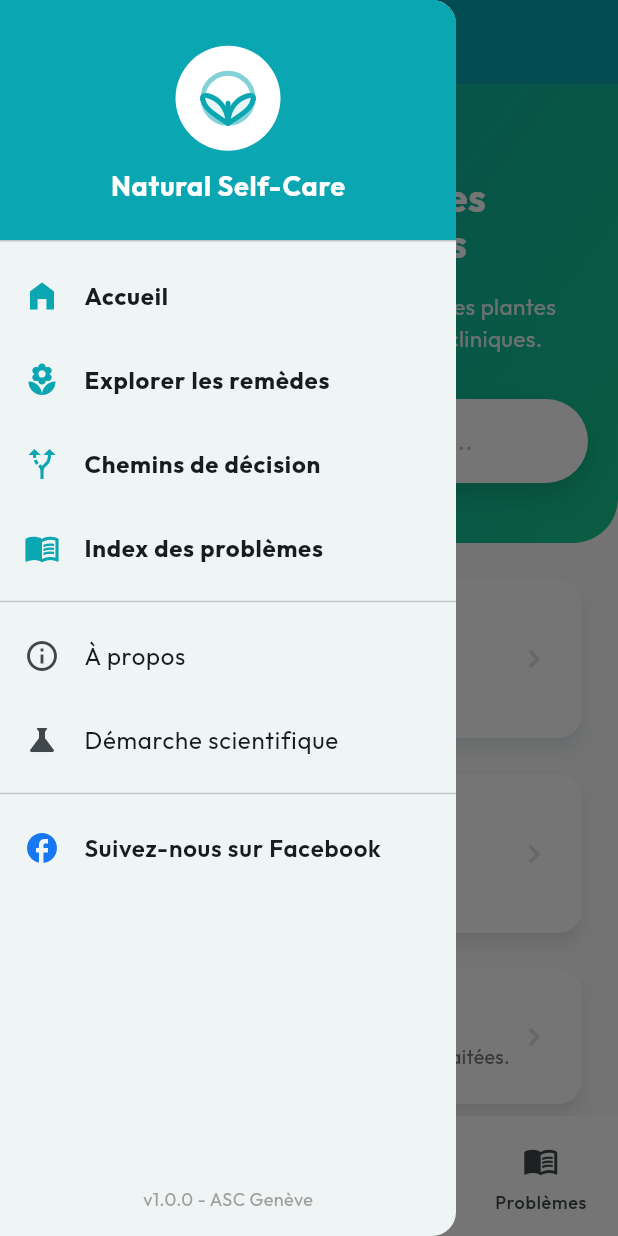
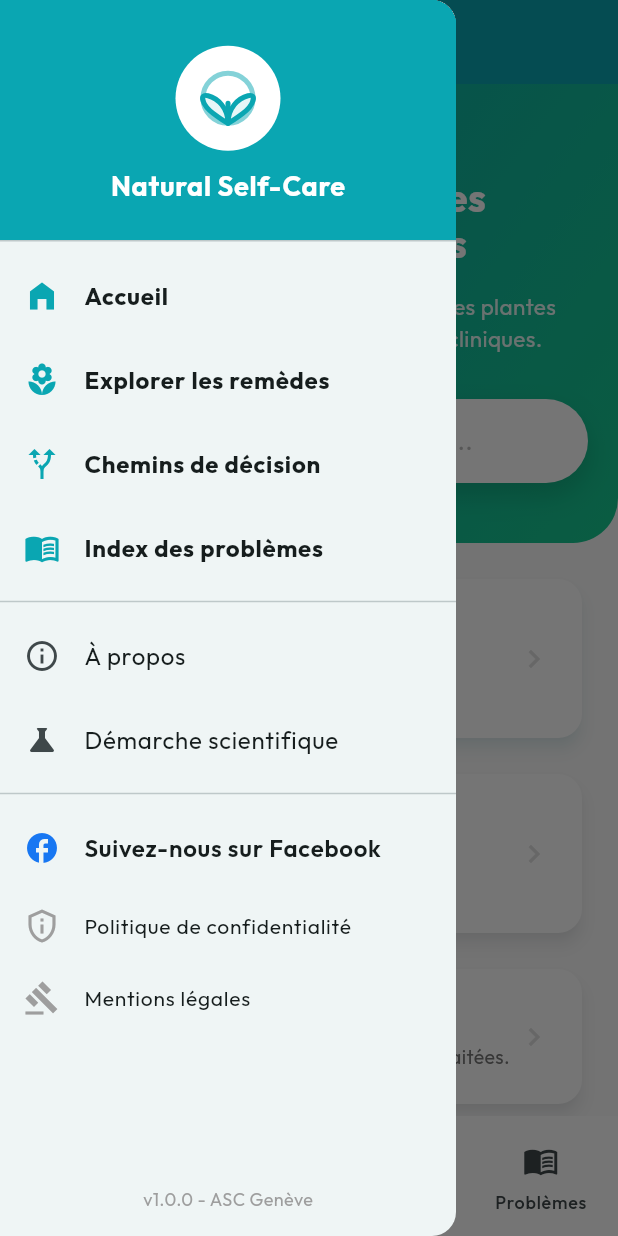
Before and after one commit to k-rossaints/natural_self_care_mobile, a Flutter app: the screen it shows after launch, in the side drawer, after a tap on "Suivez-nous sur Facebook", on a phone screen of 412 x 824 dp. Run offline on Flutter 3.47's test engine with Material 3 defaults, Android fonts, the phone set to English and light mode, and no system bars; our stand-ins replace cached_network_image, dio, flutter_svg, google_fonts, share_plus; network calls fail.

Commit message:
link to legal/conf

```diff
--- a/lib/widgets/main_drawer.dart
+++ b/lib/widgets/main_drawer.dart
@@ -3,21 +3,19 @@ import '../theme.dart';
 import '../screens/about_screen.dart';
 import '../screens/methodology_screen.dart';
 import 'package:flutter_svg/flutter_svg.dart';
-import 'package:url_launcher/url_launcher.dart'; // <--- NOUVEL IMPORT
+import 'package:url_launcher/url_launcher.dart';
 
 class MainDrawer extends StatelessWidget {
   final Function(int) onTabChange;
 
   const MainDrawer({super.key, required this.onTabChange});
 
-  // Fonction pour ouvrir le lien
-  Future<void> _launchFacebook() async {
-    final Uri url = Uri.parse('https://facebook.com/naturalselfcareweb');
-    // Mode externalApplication pour ouvrir l'appli Facebook si installée, sinon le navigateur
+  // Fonction générique pour ouvrir n'importe quel lien
+  Future<void> _launchURL(String urlString) async {
+    final Uri url = Uri.parse(urlString);
     try {
-      if (!await launchUrl(url, mode: LaunchMode.externalApplication)) {
-        throw Exception('Impossible d\'ouvrir $url');
-      }
+      // LaunchMode.externalApplication force l'ouverture dans le navigateur (Chrome/Safari)
+      await launchUrl(url, mode: LaunchMode.externalApplication);
     } catch (e) {
       print("Erreur ouverture lien: $e");
     }
@@ -26,7 +24,7 @@ class MainDrawer extends StatelessWidget {
   @override
   Widget build(BuildContext context) {
     return Drawer(
-      child: Column( // On utilise Column pour pousser la version tout en bas
+      child: Column(
         children: [
           Expanded(
             child: ListView(
@@ -56,7 +54,7 @@ class MainDrawer extends StatelessWidget {
                   ),
                 ),
 
-                // NAVIGATION PRINCIPALE
+                // --- NAVIGATION PRINCIPALE ---
                 ListTile(
                   leading: const Icon(Icons.home_filled, color: AppTheme.teal1),
                   title: const Text('Accueil', style: TextStyle(fontWeight: FontWeight.bold)),
@@ -92,7 +90,7 @@ class MainDrawer extends StatelessWidget {
 
                 const Divider(),
 
-                // PAGES D'INFO
+                // --- PAGES D'INFO INTERNES ---
                 ListTile(
                   leading: const Icon(Icons.info_outline),
                   title: const Text('À propos'),
@@ -112,17 +110,35 @@ class MainDrawer extends StatelessWidget {
 
                 const Divider(),
 
-                // BOUTON FACEBOOK (NOUVEAU)
+                // --- LIENS EXTERNES & LÉGAUX (MIS À JOUR) ---
+
+                // Facebook
                 ListTile(
-                  leading: const Icon(Icons.facebook, color: Color(0xFF1877F2)), // Bleu officiel FB
+                  leading: const Icon(Icons.facebook, color: Color(0xFF1877F2)),
                   title: const Text('Suivez-nous sur Facebook', style: TextStyle(fontWeight: FontWeight.w600)),
-                  onTap: _launchFacebook,
+                  onTap: () => _launchURL('https://facebook.com/naturalselfcareweb'),
+                ),
+
+                // Politique de confidentialité (Lien temporaire)
+                ListTile(
+                  leading: const Icon(Icons.privacy_tip_outlined, color: Colors.grey),
+                  title: const Text('Politique de confidentialité', style: TextStyle(fontSize: 14)),
+                  dense: true,
+                  onTap: () => _launchURL('http://46.224.187.154.nip.io/confidentialite'),
+                ),
+
+                // Mentions légales (Lien temporaire)
+                ListTile(
+                  leading: const Icon(Icons.gavel_outlined, color: Colors.grey),
+                  title: const Text('Mentions légales', style: TextStyle(fontSize: 14)),
+                  dense: true,
+                  onTap: () => _launchURL('http://46.224.187.154.nip.io/mentions-legales'),
                 ),
               ],
             ),
           ),
 
-          // PIED DE PAGE (Version)
+          // PIED DE PAGE
           const Padding(
             padding: EdgeInsets.all(16.0),
             child: Text("v1.0.0 - ASC Genève", style: TextStyle(color: Colors.grey, fontSize: 12)),
```
